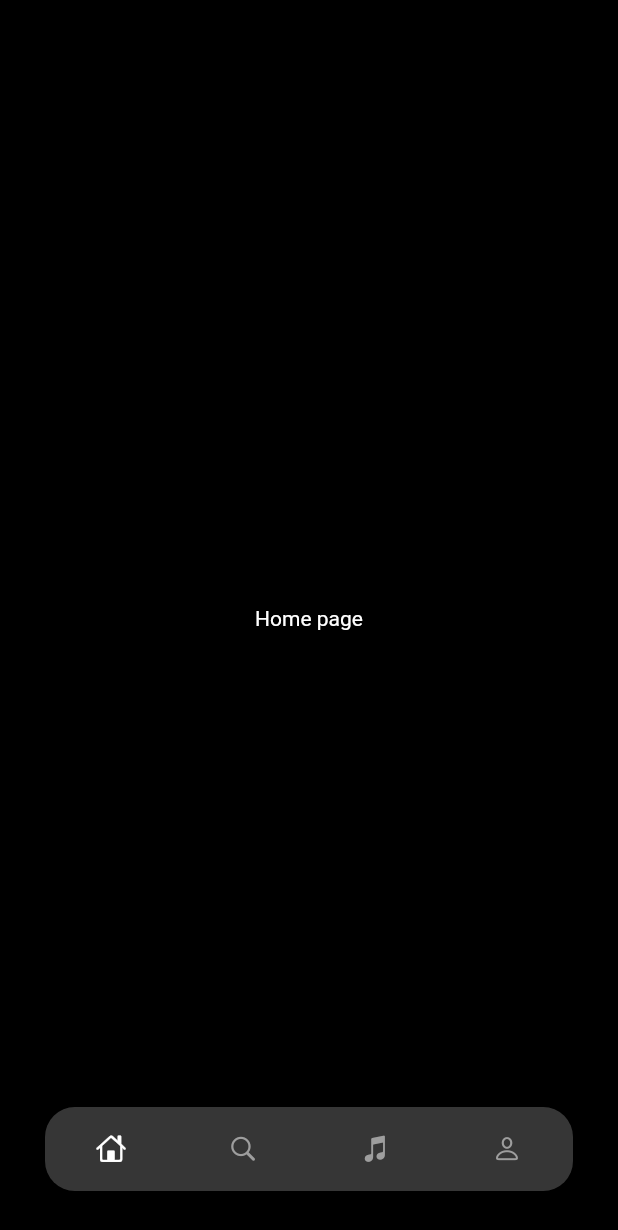
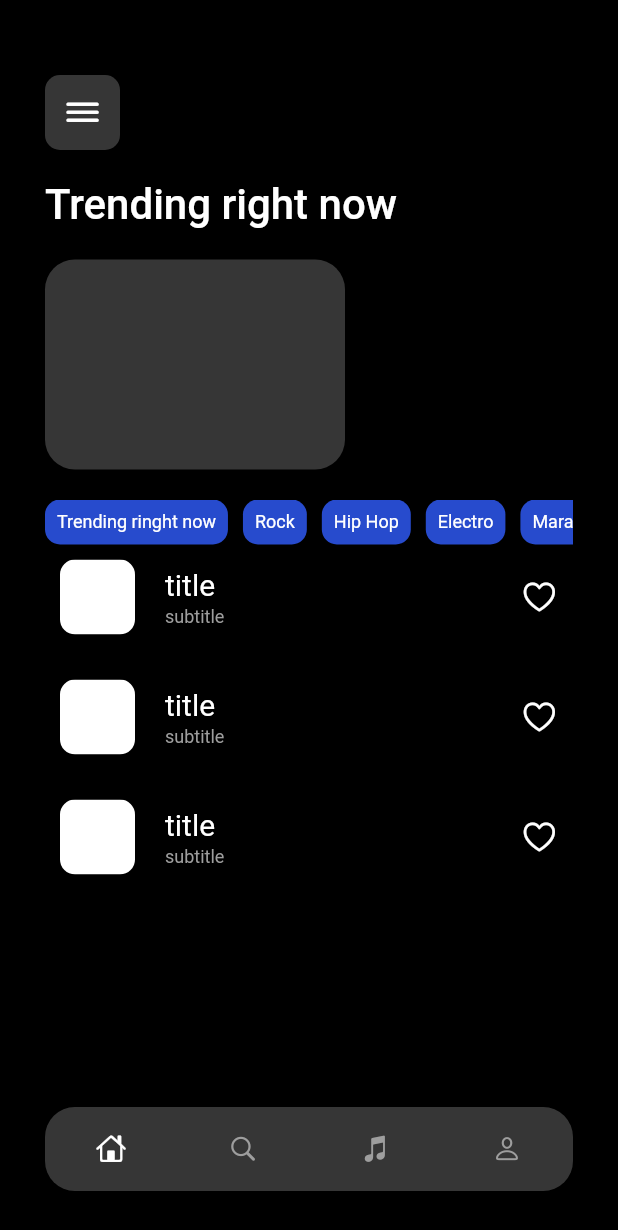
Before and after one commit to SHEKHAR02002/musicapp, a Flutter app: the screen it shows after launch, on a phone screen of 412 x 824 dp. Shown: the top 1230 px of the screen. Run offline on Flutter 3.47's test engine with Material 2 defaults, Android fonts, the phone set to English and light mode, and no system bars; Roboto replaces fonts that are missing (Overpass).

Commit message:
home page  half front end added

```diff
--- a/lib/screens/homepage.dart
+++ b/lib/screens/homepage.dart
@@ -1,5 +1,8 @@
+import 'package:flutter/cupertino.dart';
 import 'package:flutter/material.dart';
 import 'package:musicapp/Theme/color.dart';
+import 'package:musicapp/widget/filtercard.dart';
+import 'package:musicapp/widget/songsmallcard.dart';
 
 class HomePage extends StatefulWidget {
   const HomePage({super.key});
@@ -9,14 +12,106 @@ class HomePage extends StatefulWidget {
 }
 
 class _HomePageState extends State<HomePage> {
+  late int selectvalue;
+  getfilter(int myvalue) {
+    setState(() {
+      selectvalue = myvalue;
+    });
+  }
+
   @override
   Widget build(BuildContext context) {
     return Scaffold(
-      body: Center(
-          child: Text(
-        "Home page",
-        style: TextStyle(color: white),
-      )),
-    );
+        body: SingleChildScrollView(
+      padding: const EdgeInsets.symmetric(vertical: 50, horizontal: 30),
+      child: Column(
+        crossAxisAlignment: CrossAxisAlignment.start,
+        children: [
+          Row(
+            children: [
+              Container(
+                decoration: BoxDecoration(
+                  color: transparntgrey,
+                  borderRadius: BorderRadius.circular(10),
+                ),
+                child: Padding(
+                  padding: const EdgeInsets.all(10.0),
+                  child: Icon(
+                    CupertinoIcons.bars,
+                    size: 30,
+                    color: white,
+                  ),
+                ),
+              ),
+            ],
+          ),
+          const SizedBox(
+            height: 20,
+          ),
+          const Text(
+            "Trending right now",
+            style: TextStyle(
+                color: Colors.white, fontSize: 28, fontWeight: FontWeight.w500),
+          ),
+          const SizedBox(
+            height: 20,
+          ),
+          Container(
+            height: 140,
+            width: 200,
+            decoration: BoxDecoration(
+              color: transparntgrey,
+              borderRadius: BorderRadius.circular(20),
+            ),
+          ),
+          const SizedBox(
+            height: 20,
+          ),
+          SizedBox(
+            height: 30,
+            child: ListView(
+              scrollDirection: Axis.horizontal,
+              shrinkWrap: true,
+              children: const [
+                FilterCard(
+                  title: "Trending ringht now",
+                ),
+                SizedBox(
+                  width: 10,
+                ),
+                FilterCard(
+                  title: "Rock",
+                ),
+                SizedBox(
+                  width: 10,
+                ),
+                FilterCard(
+                  title: "Hip Hop",
+                ),
+                SizedBox(
+                  width: 10,
+                ),
+                FilterCard(
+                  title: "Electro",
+                ),
+                SizedBox(
+                  width: 10,
+                ),
+                FilterCard(
+                  title: "Marathi",
+                )
+              ],
+            ),
+          ),
+          ListView.builder(
+              shrinkWrap: true,
+              physics: const NeverScrollableScrollPhysics(),
+              itemCount: 3,
+              itemBuilder: (context, index) {
+                return const SongCarssmall();
+              })
+        ],
+      ),
+    ));
   }
 }
--- /dev/null
+++ b/lib/widget/filtercard.dart
@@ -0,0 +1,37 @@
+import 'package:flutter/material.dart';
+import 'package:musicapp/Theme/color.dart';
+
+class FilterCard extends StatefulWidget {
+  final String title;
+
+  const FilterCard({
+    super.key,
+    required this.title,
+  });
+
+  @override
+  State<FilterCard> createState() => _FilterCardState();
+}
+
+class _FilterCardState extends State<FilterCard> {
+  @override
+  Widget build(BuildContext context) {
+    return InkWell(
+      child: Container(
+        decoration: BoxDecoration(
+          color: const Color(
+            0xff274bcd,
+          ),
+          borderRadius: BorderRadius.circular(10),
+        ),
+        child: Padding(
+          padding: const EdgeInsets.all(8.0),
+          child: Text(
+            widget.title,
+            style: TextStyle(fontSize: 12, color: white),
+          ),
+        ),
+      ),
+    );
+  }
+}
--- /dev/null
+++ b/lib/widget/songsmallcard.dart
@@ -0,0 +1,70 @@
+import 'package:flutter/cupertino.dart';
+import 'package:musicapp/Theme/color.dart';
+
+class SongCarssmall extends StatefulWidget {
+  const SongCarssmall({super.key});
+
+  @override
+  State<SongCarssmall> createState() => _SongCarssmallState();
+}
+
+class _SongCarssmallState extends State<SongCarssmall> {
+  @override
+  Widget build(BuildContext context) {
+    return Column(
+      children: [
+        SizedBox(
+          // color: transparntgrey,
+          child: Padding(
+            padding: const EdgeInsets.all(10.0),
+            child: Row(
+              children: [
+                ClipRRect(
+                    borderRadius: BorderRadius.circular(10),
+                    child: Container(
+                      color: white,
+                      height: 50,
+                      width: 50,
+                    )),
+                const SizedBox(
+                  width: 20,
+                ),
+                Column(
+                  crossAxisAlignment: CrossAxisAlignment.start,
+                  children: [
+                    Text(
+                      "title",
+                      style: TextStyle(
+                        fontSize: 20,
+                        color: white,
+                      ),
+                    ),
+                    const SizedBox(
+                      height: 3,
+                    ),
+                    Text(
+                      "subtitle",
+                      style: TextStyle(
+                        fontSize: 12,
+                        color: grey,
+                      ),
+                    )
+                  ],
+                ),
+                const Spacer(),
+                Icon(
+                  CupertinoIcons.heart,
+                  color: white,
+                  size: 25,
+                )
+              ],
+            ),
+          ),
+        ),
+        const SizedBox(
+          height: 10,
+        )
+      ],
+    );
+  }
+}
```
